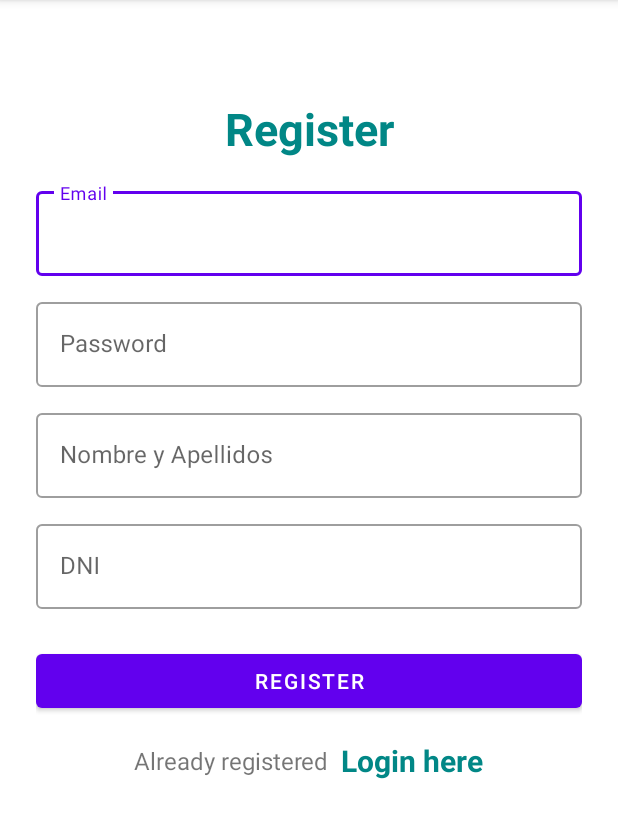
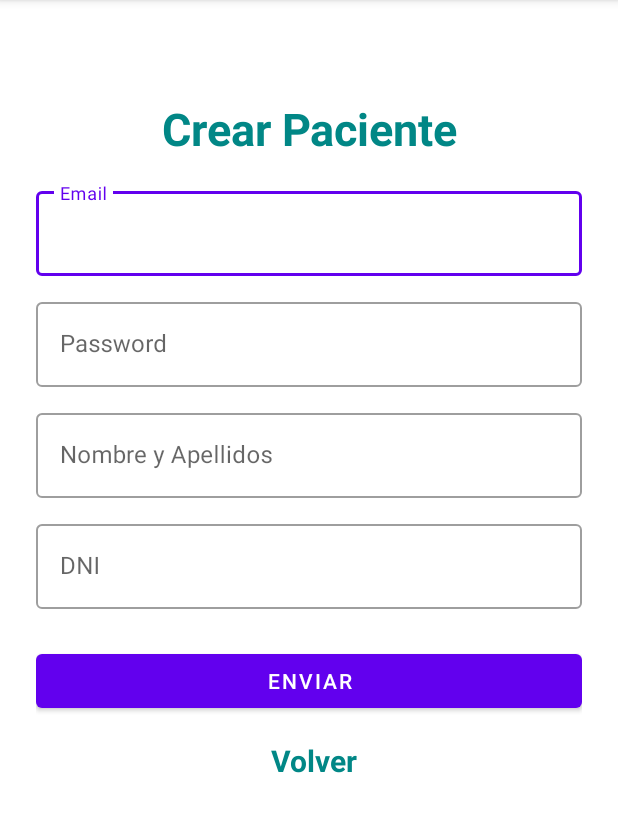
Before and after one commit to Jorgius99/PROYECTO-IOT_1, an Android app: the RegisterActivity screen opened directly, with no data from a screen before it, on a phone screen of 412 x 824 dp, the part 84-922 px from its top. Run offline under Robolectric (Android 15) with nearby library versions, the phone set to English and light mode, and no system bars; our stand-ins replace Firebase (no records; nobody signed in at launch, a user with empty details on screens opened directly).

Commit message:
gitflow-feature-stash: caca5

```diff
--- a/app/src/main/java/com/example/loginultimodia/RegisterActivity.java
+++ b/app/src/main/java/com/example/loginultimodia/RegisterActivity.java
@@ -46,7 +46,7 @@ public class RegisterActivity extends AppCompatActivity {
         });
 
         tvLoginHere.setOnClickListener(view ->{
-            startActivity(new Intent(RegisterActivity.this, LoginActivity.class));
+            startActivity(new Intent(RegisterActivity.this, DoctorSecondActivity.class));
         });
     }
 
--- a/app/src/main/res/layout/activity_sign_up.xml
+++ b/app/src/main/res/layout/activity_sign_up.xml
@@ -18,12 +18,12 @@
         <TextView
             android:layout_width="match_parent"
             android:layout_height="wrap_content"
-            android:text="Register"
+            android:layout_marginVertical="16dp"
+            android:gravity="center_horizontal"
+            android:text="Crear Paciente"
+            android:textColor="@color/teal_700"
             android:textSize="30sp"
-            android:textStyle="bold"
-            android:textColor="@color/teal_700"
-            android:gravity="center_horizontal"
-            android:layout_marginVertical="16dp"/>
+            android:textStyle="bold" />
 
 
         <com.google.android.material.textfield.TextInputLayout
@@ -85,7 +85,7 @@
             android:layout_width="match_parent"
             android:layout_height="wrap_content"
             android:layout_marginTop="24dp"
-            android:text="Register" />
+            android:text="Enviar" />
 
         <LinearLayout
             android:layout_width="match_parent"
@@ -95,20 +95,14 @@
             android:orientation="horizontal">
 
             <TextView
-                android:layout_width="wrap_content"
-                android:layout_height="wrap_content"
-                android:text="Already registered"
-                android:textSize="16sp"/>
-
-            <TextView
                 android:id="@+id/tvLoginHere"
                 android:layout_width="wrap_content"
                 android:layout_height="wrap_content"
                 android:layout_marginLeft="8dp"
-                android:text="Login here"
+                android:text="Volver"
                 android:textColor="@color/teal_700"
-                android:textStyle="bold"
-                android:textSize="20sp"/>
+                android:textSize="20sp"
+                android:textStyle="bold" />
 
         </LinearLayout>
 
```
Also changed, not shown: app/src/main/AndroidManifest.xml (+7 -0 lines), app/src/main/java/com/example/loginultimodia/AvisosActivity.java (added, +16 -0 lines), app/src/main/java/com/example/loginultimodia/ControladorDoctor/Avisos.java (+5 -4 lines).
